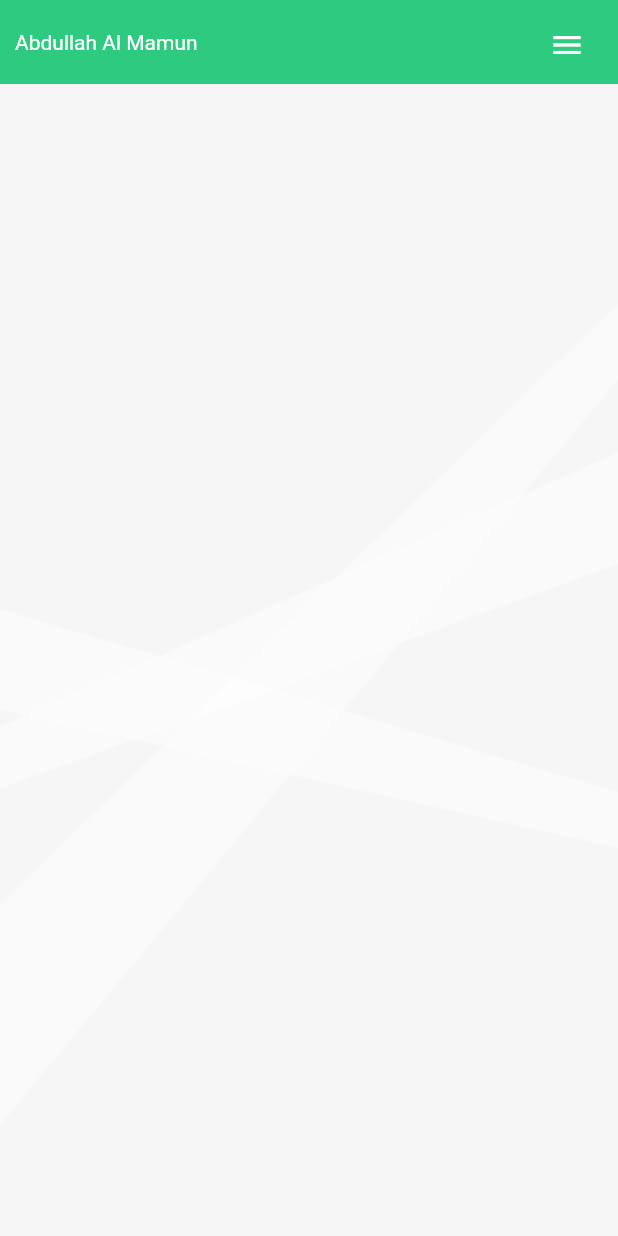
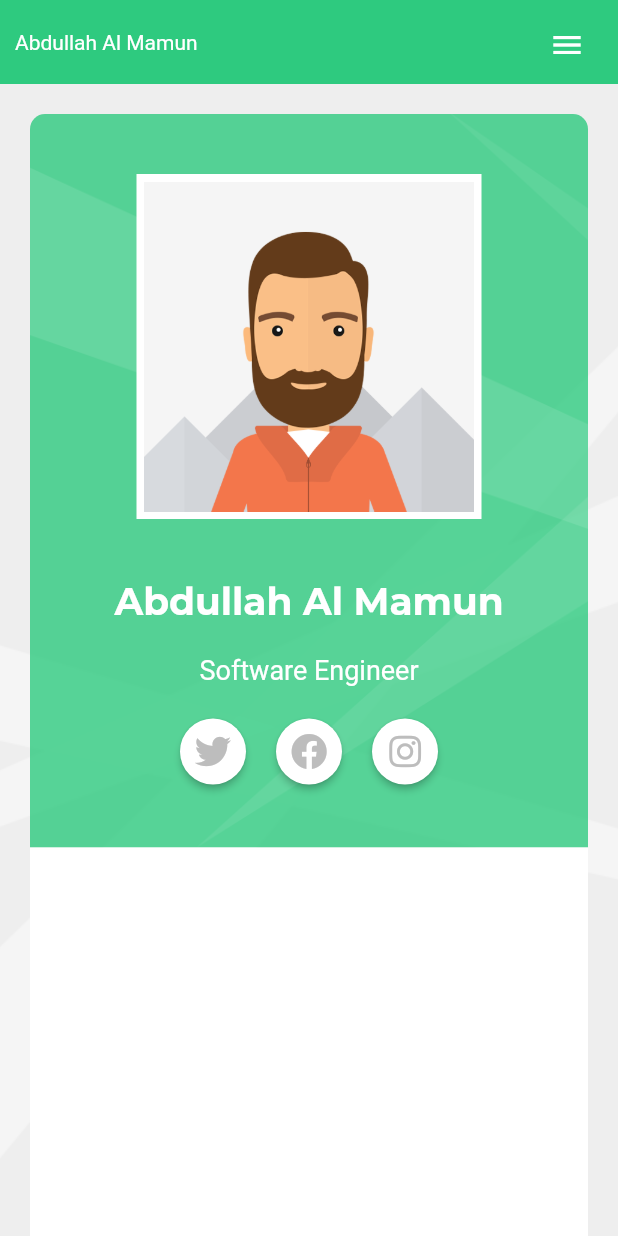
Before and after one commit to AbdullahAlMamun12/SoftwareDeveloperPortfolio, a Flutter app: the screen it shows after launch, on a phone screen of 412 x 824 dp. Run offline on Flutter 3.47's test engine with Material 2 defaults, Android fonts, the phone set to English and light mode, and no system bars; our stand-ins replace font_awesome_flutter, get, google_fonts, websafe_svg.

Commit message:
Initial Commit

```diff
--- a/lib/constants.dart
+++ b/lib/constants.dart
@@ -11,6 +11,6 @@ const cGrayColor = Color(0xFF8793B2);
 const cTitleTextColor = Color(0xFF30384D);
 const cTextColor = Color(0xFFFFFFFF);
 const cMainColor = Color(0xFF2eca7f);
-const cMainBgColor = Color(0x0f6a6a6a);
+const cMainBgColor = Color(0x0f656a67);
 
 const cDefaultPadding = 20.0;
--- /dev/null
+++ b/lib/controller/ui_contorller.dart
@@ -0,0 +1,5 @@
+import 'package:get/get.dart';
+
+class UiController extends GetxController{
+  var isActiveAppBarBgColor = true.obs;
+}
--- a/lib/screens/home/home.dart
+++ b/lib/screens/home/home.dart
@@ -1,5 +1,11 @@
 import 'package:flutter/material.dart';
+import 'package:font_awesome_flutter/font_awesome_flutter.dart';
+import 'package:get/get_connect/connect.dart';
+import 'package:google_fonts/google_fonts.dart';
 import 'package:portfolio_app/screens/components/side_menu.dart';
+
+import '../../constants.dart';
+import '../../responsive.dart';
 
 class HomeScreen extends StatefulWidget {
   const HomeScreen({Key? key}) : super(key: key);
@@ -10,16 +16,126 @@ class HomeScreen extends StatefulWidget {
 
 class _HomeScreenState extends State<HomeScreen> {
 
-  final GlobalKey<ScaffoldState> _scaffoldKey = GlobalKey<ScaffoldState>();
   @override
   Widget build(BuildContext context) {
-    return Scaffold(
-      appBar: AppBar(),
-      drawer: ConstrainedBox(
-      constraints: const BoxConstraints(maxWidth: 250),
-      child: const SideMenu(),
-    ),
-      body: Container(),
+    return Container(
+      padding: EdgeInsets.symmetric(horizontal:  Responsive.isDesktop(context)?cDefaultPadding*5:20),
+      child: SingleChildScrollView(
+        padding: EdgeInsets.only(top: 20),
+        child: Column(
+          children: [
+            Container(
+              width: double.infinity,
+              decoration:BoxDecoration(
+                borderRadius: BorderRadius.only(topLeft: Radius.circular(10),topRight:Radius.circular(10), ),
+                color: cMainColor.withOpacity(.8),
+                image: const DecorationImage(
+                  fit: BoxFit.cover,
+                  image: AssetImage("assets/images/sp_main_bg.png")
+                )
+              ),
+              child: Wrap(
+                alignment: WrapAlignment.center,
+                crossAxisAlignment: WrapCrossAlignment.center,
+                children: [
+                  Container(
+                    color: Colors.white,
+                    padding: EdgeInsets.all(5),
+                    margin: EdgeInsets.all(40),
+                    child: Image.asset("assets/images/photo.png",height: 220,),
+
+                  ),
+                  Container(
+                    // color: Colors.red,
+                    // margin: const EdgeInsets.all(45),
+                    // height: 280,
+                    child: Column(
+                      crossAxisAlignment: CrossAxisAlignment.center,
+                      mainAxisAlignment: MainAxisAlignment.center,
+                      children: [
+                      Text("Abdullah Al Mamun",style: GoogleFonts.montserrat(
+                        color: Colors.white,
+                        fontSize: Responsive.isMobile(context)?25:54,
+                        fontWeight: FontWeight.w700
+                      ),),
+                      const SizedBox(height: 20,),
+                      Text("Software Engineer",style: GoogleFonts.roboto(
+                        color: Colors.white,
+                        fontSize: 18
+                      ),),
+                      const SizedBox(height: 20,),
+                      Row(
+                        mainAxisAlignment: MainAxisAlignment.center,mainAxisSize: MainAxisSize.min,
+                        children: [
+                          ElevatedButton(
+                            onPressed: (){},
+                            style: ElevatedButton.styleFrom(
+                              shape:const CircleBorder(),
+                              padding:const EdgeInsets.all(10),
+                            ).copyWith(backgroundColor: MaterialStateProperty.all(Colors.white),).copyWith(),
+                            child:FaIcon(FontAwesomeIcons.twitter,color: Colors.grey[400],),
+                          ),
+                          ElevatedButton(
+                            onPressed: (){},
+                            style: ElevatedButton.styleFrom(
+                              shape:const CircleBorder(),
+                              padding:const EdgeInsets.all(10)
+                            ).copyWith(backgroundColor: MaterialStateProperty.all(Colors.white),),
+                            child:FaIcon(FontAwesomeIcons.facebook,color: Colors.grey[400],),
+                          ),
+                          ElevatedButton(
+                            onPressed: (){},
+                            style: ElevatedButton.styleFrom(
+                              shape:const CircleBorder(),
+                              padding:const EdgeInsets.all(10)
+                            ).copyWith(backgroundColor: MaterialStateProperty.all(Colors.white),),
+                            child:FaIcon(FontAwesomeIcons.instagram,color: Colors.grey[400],),
+                          ),
+                      ],),
+                        // if(Responsive.isMobile(context))
+                          SizedBox(height: 40,),
+                    ],),
+                  )
+                ],
+              ),
+            ),
+
+
+
+
+            Container(
+              margin: const EdgeInsets.only(bottom: 50),
+              width: double.infinity,
+              decoration:const BoxDecoration(
+                  borderRadius: BorderRadius.only(bottomLeft: Radius.circular(10),bottomRight:Radius.circular(10), ),
+                  color: Colors.white,
+                  image:DecorationImage(
+                      fit: BoxFit.cover,
+                      image: AssetImage("assets/images/sp_main_bg.png")
+                  )
+              ),
+              child: Wrap(
+                alignment: WrapAlignment.center,
+                crossAxisAlignment: WrapCrossAlignment.center,
+                children: [
+                  SizedBox(
+                    // color: Colors.red,
+                    // margin: const EdgeInsets.all(45),
+                    height: 590,
+                    child: Column(
+                      crossAxisAlignment: CrossAxisAlignment.center,
+                      mainAxisAlignment: MainAxisAlignment.center,
+                      children: [
+
+                      ],),
+                  )
+                ],
+              ),
+            ),
+
+          ],
+        ),
+      ),
     );
   }
 }
--- a/lib/screens/main/components/appbar_web.dart
+++ b/lib/screens/main/components/appbar_web.dart
@@ -1,19 +1,20 @@
 import 'package:flutter/material.dart';
 import 'package:get/get.dart';
+import 'package:portfolio_app/controller/ui_contorller.dart';
 import 'package:portfolio_app/data/app_data.dart';
 import 'package:portfolio_app/screens/main/components/appbar_nav_button.dart';
 
 class WebAppBar extends StatelessWidget{
   WebAppBar({Key? key}) : super(key: key);
-  var isBgColor = true.obs;
+  final uiController = UiController();
   @override
   Widget build(BuildContext context) {
     final size = MediaQuery.of(context).size;
     return Obx(()=>Container(
-      height: isBgColor.value?AppBar().preferredSize.height:AppBar().preferredSize.height*50,
+      height: uiController.isActiveAppBarBgColor.value?AppBar().preferredSize.height:AppBar().preferredSize.height*50,
       width: size.width,
       decoration: BoxDecoration(
-        color: isBgColor.value?Colors.white:Colors.transparent,
+        color: uiController.isActiveAppBarBgColor.value?Colors.white:Colors.transparent,
         boxShadow: const [
           BoxShadow(
             color: Colors.grey,
--- a/lib/screens/main/main_screen.dart
+++ b/lib/screens/main/main_screen.dart
@@ -14,7 +14,18 @@ class MainScreen extends StatelessWidget {
   Widget build(BuildContext context) {
     final size = MediaQuery.of(context).size;
     return Scaffold(
-      backgroundColor: cMainBgColor,
+      backgroundColor: cMainColor,
+      appBar: PreferredSize(
+        preferredSize: AppBar().preferredSize,
+        child:  SafeArea(
+          child: Responsive(
+            mobile: MobileTabAppBar(scaffoldKey: _scaffoldKey,),
+            tablet:MobileTabAppBar(scaffoldKey: _scaffoldKey,),
+            desktop: WebAppBar(),
+          ),
+        ),
+      ),
+      // backgroundColor: cMainBgColor,
       drawer: ConstrainedBox(
         constraints: const BoxConstraints(maxWidth: 250),
         child: const SideMenu(),
@@ -22,24 +33,20 @@ class MainScreen extends StatelessWidget {
       key: _scaffoldKey,
             // appBar: AppBar(),
       body: Container(
-        decoration: const BoxDecoration(
-          image: DecorationImage(
-            image: AssetImage("assets/images/main_bg.png"),
-            fit: BoxFit.cover
-          )
-        ),
         height: size.height,
         width: size.width,
-        child: Stack(
+        decoration: BoxDecoration(
+            color: Colors.grey.shade200,
+            image: const DecorationImage(
+                image: AssetImage("assets/images/main_bg.png"),
+                fit: BoxFit.cover
+            )
+        ),
+        child: PageView(
           children: [
-            Align(
-              alignment: Alignment.topCenter,
-              child: Responsive(
-                mobile: MobileTabAppBar(scaffoldKey: _scaffoldKey,),
-                tablet:MobileTabAppBar(scaffoldKey: _scaffoldKey,),
-                desktop: WebAppBar(),
-              )
-            ),
+            HomeScreen(),
+            HomeScreen(),
+            HomeScreen(),
           ],
         ),
       ),
--- a/pubspec.yaml
+++ b/pubspec.yaml
@@ -41,6 +41,8 @@ dependencies:
   # which supports multiple columns with rows of varying sizes
   flutter_staggered_grid_view: ^0.4.1
   get: ^4.5.1
+  font_awesome_flutter: ^9.2.0
+  google_fonts: ^2.1.0
 
 
 
```
Also changed, not shown: pubspec.lock.
